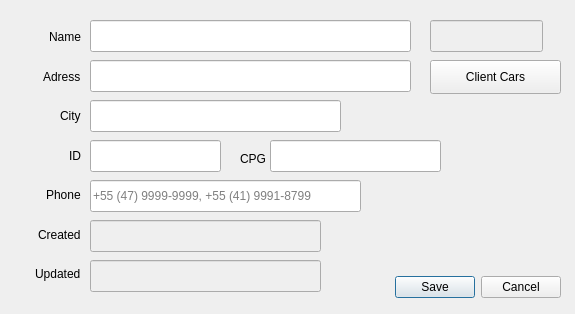
Before: the Qt Designer form Client_Update.ui in bedi1982/Oficina, drawn with Qt 5.
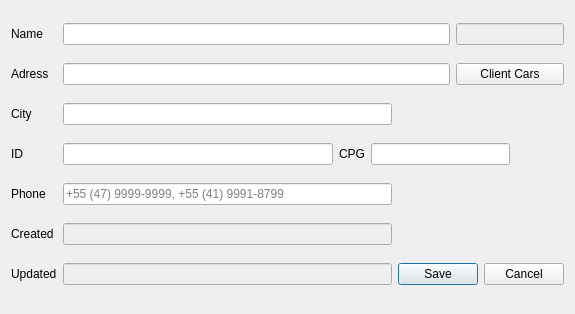
After: the same form once the commit is applied. Icons and pictures are not drawn.

Commit message: All forms now have a layout and resize correctly.

Patch:
```diff
--- a/Client_Update.ui
+++ b/Client_Update.ui
@@ -29,123 +29,16 @@
    <iconset resource="images/images.qrc">
     <normaloff>:/emoticons/service.png</normaloff>:/emoticons/service.png</iconset>
   </property>
-  <widget class="QLineEdit" name="line_Phone">
-   <property name="geometry">
-    <rect>
-     <x>90</x>
-     <y>180</y>
-     <width>271</width>
-     <height>32</height>
-    </rect>
-   </property>
+  <layout class="QGridLayout" name="gridLayout">
+   <item row="0" column="0">
+    <widget class="QLabel" name="lbl_Name">
    <property name="text">
-    <string/>
-   </property>
-   <property name="maxLength">
-    <number>40</number>
-   </property>
-   <property name="placeholderText">
-    <string>+55 (47) 9999-9999, +55 (41) 9991-8799</string>
-   </property>
-  </widget>
-  <widget class="QLabel" name="lbl_CPF">
-   <property name="geometry">
-    <rect>
-     <x>240</x>
-     <y>150</y>
-     <width>59</width>
-     <height>18</height>
-    </rect>
-   </property>
-   <property name="text">
-    <string>CPG</string>
-   </property>
-  </widget>
-  <widget class="QLineEdit" name="line_Personal_ID">
-   <property name="geometry">
-    <rect>
-     <x>90</x>
-     <y>140</y>
-     <width>131</width>
-     <height>32</height>
-    </rect>
-   </property>
-   <property name="text">
-    <string/>
-   </property>
-   <property name="maxLength">
-    <number>15</number>
-   </property>
-  </widget>
-  <widget class="QLineEdit" name="line_CPG">
-   <property name="geometry">
-    <rect>
-     <x>270</x>
-     <y>140</y>
-     <width>171</width>
-     <height>32</height>
-    </rect>
-   </property>
-   <property name="text">
-    <string/>
-   </property>
-   <property name="maxLength">
-    <number>20</number>
-   </property>
-  </widget>
-  <widget class="QLabel" name="lbl_Emoticon">
-   <property name="geometry">
-    <rect>
-     <x>470</x>
-     <y>190</y>
-     <width>48</width>
-     <height>48</height>
-    </rect>
-   </property>
-   <property name="minimumSize">
-    <size>
-     <width>48</width>
-     <height>48</height>
-    </size>
-   </property>
-   <property name="maximumSize">
-    <size>
-     <width>48</width>
-     <height>48</height>
-    </size>
-   </property>
-   <property name="text">
-    <string/>
-   </property>
-  </widget>
-  <widget class="QLineEdit" name="line_Address">
-   <property name="geometry">
-    <rect>
-     <x>90</x>
-     <y>60</y>
-     <width>321</width>
-     <height>32</height>
-    </rect>
-   </property>
-   <property name="text">
-    <string/>
-   </property>
-   <property name="maxLength">
-    <number>50</number>
-   </property>
-   <property name="placeholderText">
-    <string/>
-   </property>
-  </widget>
+      <string>Name</string>
+     </property>
+    </widget>
+   </item>
+   <item row="0" column="1" colspan="4">
   <widget class="QLineEdit" name="line_Name">
-   <property name="geometry">
-    <rect>
-     <x>90</x>
-     <y>20</y>
-     <width>321</width>
-     <height>32</height>
-    </rect>
-   </property>
    <property name="text">
     <string/>
    </property>
@@ -156,69 +49,23 @@
     <string/>
    </property>
   </widget>
-  <widget class="QLineEdit" name="line_City">
-   <property name="geometry">
-    <rect>
-     <x>90</x>
-     <y>100</y>
-     <width>251</width>
-     <height>32</height>
-    </rect>
-   </property>
-   <property name="text">
-    <string/>
-   </property>
-   <property name="maxLength">
-    <number>30</number>
-   </property>
-  </widget>
+   </item>
+   <item row="0" column="5" colspan="2">
   <widget class="QLineEdit" name="line_SysID">
    <property name="enabled">
     <bool>false</bool>
    </property>
-   <property name="geometry">
-    <rect>
-     <x>430</x>
-     <y>20</y>
-     <width>113</width>
-     <height>32</height>
-    </rect>
-   </property>
-  </widget>
-  <widget class="QLineEdit" name="line_Created_At">
-   <property name="enabled">
-    <bool>false</bool>
-   </property>
-   <property name="geometry">
-    <rect>
-     <x>90</x>
-     <y>220</y>
-     <width>231</width>
-     <height>32</height>
-    </rect>
-   </property>
+    </widget>
+   </item>
+   <item row="1" column="0">
+    <widget class="QLabel" name="lbl_Adress">
    <property name="text">
-    <string/>
-   </property>
-   <property name="maxLength">
-    <number>40</number>
-   </property>
-   <property name="placeholderText">
-    <string/>
-   </property>
-  </widget>
-  <widget class="QLineEdit" name="line_Updated_At">
-   <property name="enabled">
-    <bool>false</bool>
-   </property>
-   <property name="geometry">
-    <rect>
-     <x>90</x>
-     <y>260</y>
-     <width>231</width>
-     <height>32</height>
-    </rect>
-   </property>
+      <string>Adress</string>
+     </property>
+    </widget>
+   </item>
+   <item row="1" column="1" colspan="4">
+    <widget class="QLineEdit" name="line_Address">
    <property name="text">
     <string/>
    </property>
@@ -229,28 +76,9 @@
     <string/>
    </property>
   </widget>
-  <widget class="QDialogButtonBox" name="btn_Client_Update">
-   <property name="geometry">
-    <rect>
-     <x>360</x>
-     <y>270</y>
-     <width>201</width>
-     <height>34</height>
-    </rect>
-   </property>
-   <property name="standardButtons">
-    <set>QDialogButtonBox::Cancel|QDialogButtonBox::Save</set>
-   </property>
-  </widget>
+   </item>
+   <item row="1" column="5" colspan="2">
   <widget class="QPushButton" name="btn_Client_Cars">
-   <property name="geometry">
-    <rect>
-     <x>430</x>
-     <y>60</y>
-     <width>131</width>
-     <height>34</height>
-    </rect>
-   </property>
    <property name="text">
     <string>Client Cars</string>
    </property>
@@ -259,67 +87,151 @@
      <normaloff>:/emoticons/carkey.png</normaloff>:/emoticons/carkey.png</iconset>
    </property>
   </widget>
-  <widget class="QWidget" name="layoutWidget">
-   <property name="geometry">
-    <rect>
-     <x>10</x>
-     <y>20</y>
-     <width>71</width>
-     <height>271</height>
-    </rect>
-   </property>
-   <layout class="QVBoxLayout" name="verticalLayout">
-    <item alignment="Qt::AlignRight">
-     <widget class="QLabel" name="lbl_Name">
-      <property name="text">
-       <string>Name</string>
-      </property>
-     </widget>
-    </item>
-    <item alignment="Qt::AlignRight">
-     <widget class="QLabel" name="lbl_Adress">
-      <property name="text">
-       <string>Adress</string>
-      </property>
-     </widget>
-    </item>
-    <item alignment="Qt::AlignRight">
+   </item>
+   <item row="2" column="0">
      <widget class="QLabel" name="lbl_City">
       <property name="text">
        <string>City</string>
       </property>
      </widget>
     </item>
-    <item alignment="Qt::AlignRight">
+   <item row="2" column="1" colspan="3">
+    <widget class="QLineEdit" name="line_City">
+     <property name="text">
+      <string/>
+     </property>
+     <property name="maxLength">
+      <number>30</number>
+     </property>
+    </widget>
+   </item>
+   <item row="3" column="0">
      <widget class="QLabel" name="lbl_Personal_ID">
       <property name="text">
        <string>ID</string>
       </property>
      </widget>
     </item>
-    <item alignment="Qt::AlignRight">
+   <item row="3" column="1">
+    <widget class="QLineEdit" name="line_Personal_ID">
+     <property name="text">
+      <string/>
+     </property>
+     <property name="maxLength">
+      <number>15</number>
+     </property>
+    </widget>
+   </item>
+   <item row="3" column="2">
+    <widget class="QLabel" name="lbl_CPF">
+     <property name="text">
+      <string>CPG</string>
+     </property>
+    </widget>
+   </item>
+   <item row="3" column="3" colspan="3">
+    <widget class="QLineEdit" name="line_CPG">
+     <property name="text">
+      <string/>
+     </property>
+     <property name="maxLength">
+      <number>20</number>
+     </property>
+    </widget>
+   </item>
+   <item row="4" column="0">
      <widget class="QLabel" name="lbl_Phone">
       <property name="text">
        <string>Phone</string>
       </property>
      </widget>
     </item>
-    <item alignment="Qt::AlignRight">
+   <item row="4" column="1" colspan="3">
+    <widget class="QLineEdit" name="line_Phone">
+     <property name="text">
+      <string/>
+     </property>
+     <property name="maxLength">
+      <number>40</number>
+     </property>
+     <property name="placeholderText">
+      <string>+55 (47) 9999-9999, +55 (41) 9991-8799</string>
+     </property>
+    </widget>
+   </item>
+   <item row="4" column="6" rowspan="2">
+    <widget class="QLabel" name="lbl_Emoticon">
+     <property name="minimumSize">
+      <size>
+       <width>48</width>
+       <height>48</height>
+      </size>
+     </property>
+     <property name="maximumSize">
+      <size>
+       <width>48</width>
+       <height>48</height>
+      </size>
+     </property>
+     <property name="text">
+      <string/>
+     </property>
+    </widget>
+   </item>
+   <item row="5" column="0">
      <widget class="QLabel" name="lbl_Created_At">
       <property name="text">
        <string>Created</string>
       </property>
      </widget>
     </item>
-    <item alignment="Qt::AlignRight">
+   <item row="5" column="1" colspan="3">
+    <widget class="QLineEdit" name="line_Created_At">
+     <property name="enabled">
+      <bool>false</bool>
+     </property>
+     <property name="text">
+      <string/>
+     </property>
+     <property name="maxLength">
+      <number>40</number>
+     </property>
+     <property name="placeholderText">
+      <string/>
+     </property>
+    </widget>
+   </item>
+   <item row="6" column="0">
      <widget class="QLabel" name="lbl_Updated_At">
       <property name="text">
        <string>Updated</string>
       </property>
      </widget>
     </item>
-   </layout>
-  </widget>
+   <item row="6" column="1" colspan="3">
+    <widget class="QLineEdit" name="line_Updated_At">
+     <property name="enabled">
+      <bool>false</bool>
+     </property>
+     <property name="text">
+      <string/>
+     </property>
+     <property name="maxLength">
+      <number>40</number>
+     </property>
+     <property name="placeholderText">
+      <string/>
+     </property>
+    </widget>
+   </item>
+   <item row="6" column="4" colspan="3">
+    <widget class="QDialogButtonBox" name="btn_Client_Update">
+     <property name="standardButtons">
+      <set>QDialogButtonBox::Cancel|QDialogButtonBox::Save</set>
+     </property>
+    </widget>
+   </item>
+  </layout>
  </widget>
  <tabstops>
   <tabstop>line_Name</tabstop>
```
Left out of the diff: 2 changed lines with no effect on the pictures. Lines whose indentation alone changed are shown as unchanged. The commit also changes 18 other files.
